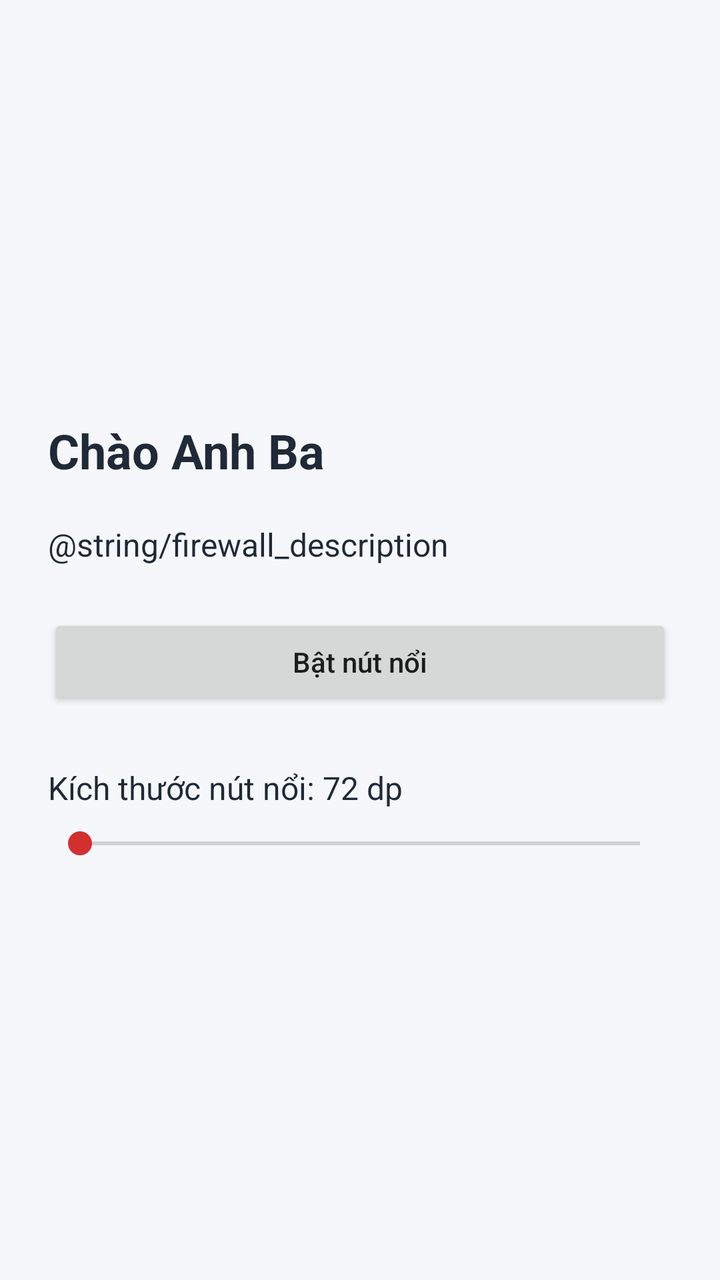
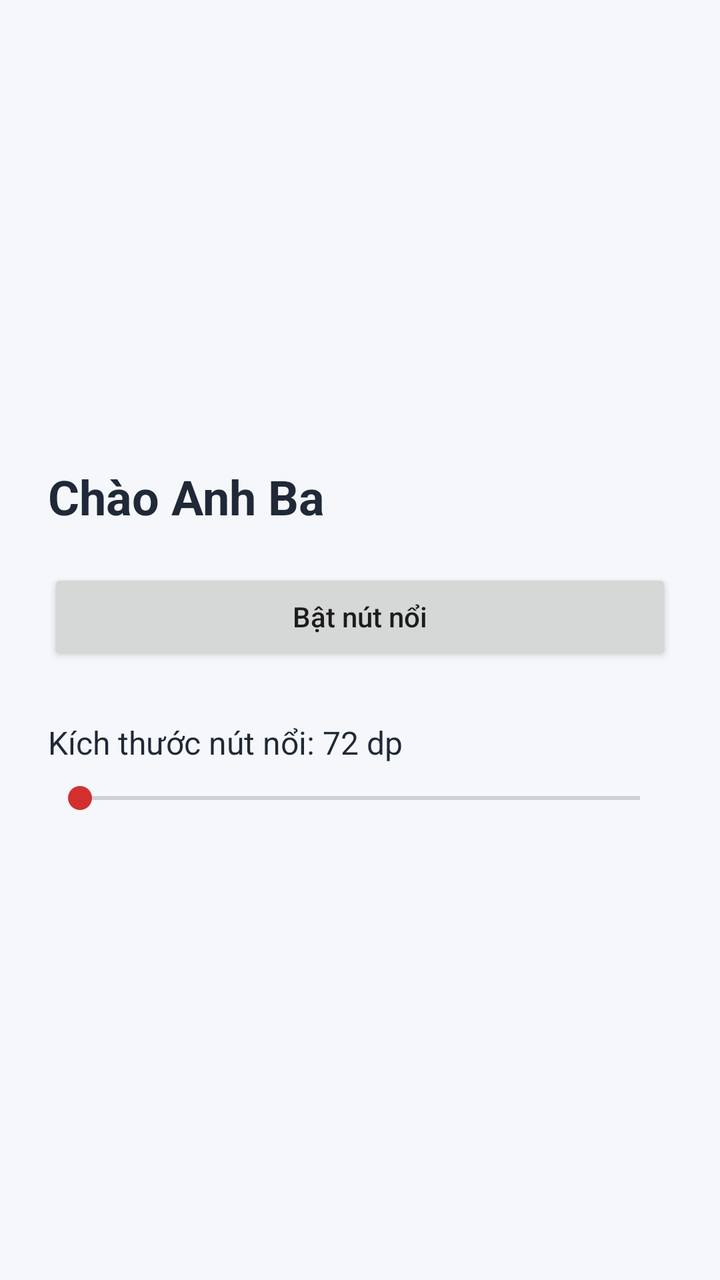

The first picture is an Android layout as it rendered before a commit; the second is the same layout after the commit. The layout source and the unified diff follow.
<!-- AndroidManifest.xml: application theme Theme.NutNoi -->
<!-- res/layout/activity_main.xml -->
<?xml version="1.0" encoding="utf-8"?>
<ScrollView xmlns:android="http://schemas.android.com/apk/res/android"
    android:layout_width="match_parent"
    android:layout_height="match_parent"
    android:fillViewport="true"
    android:background="#F5F7FA">

    <LinearLayout
        android:layout_width="match_parent"
        android:layout_height="wrap_content"
        android:orientation="vertical"
        android:padding="24dp"
        android:gravity="center_vertical">

        <TextView
            android:layout_width="match_parent"
            android:layout_height="wrap_content"
            android:text="@string/greeting"
            android:textColor="#1F2937"
            android:textSize="24sp"
            android:textStyle="bold"
            android:layout_marginBottom="20dp" />

        <TextView
            android:layout_width="match_parent"
            android:layout_height="wrap_content"
            android:text="@string/firewall_description"
            android:textColor="#1F2937"
            android:textSize="16sp"
            android:layout_marginBottom="24dp" />

        <Button
            android:id="@+id/btnToggleOverlay"
            android:layout_width="match_parent"
            android:layout_height="wrap_content"
            android:text="@string/enable_button"
            android:textAllCaps="false"
            android:layout_marginBottom="28dp" />

        <TextView
            android:id="@+id/overlaySizeLabel"
            android:layout_width="match_parent"
            android:layout_height="wrap_content"
            android:labelFor="@id/overlaySizeSeekBar"
            android:text="@string/overlay_size_value_default"
            android:textColor="#1F2937"
            android:textSize="16sp"
            android:paddingBottom="8dp" />

        <SeekBar
            android:id="@+id/overlaySizeSeekBar"
            android:layout_width="match_parent"
            android:layout_height="wrap_content"
            android:contentDescription="@string/overlay_size_label" />
    </LinearLayout>
</ScrollView>
<!-- resources referenced by this layout -->
<resources>
  <string name="enable_button">Bật nút nổi</string>
  <string name="greeting">Chào Anh Ba</string>
  <string name="overlay_size_label">Kích thước nút nổi</string>
  <string name="overlay_size_value_default">Kích thước nút nổi: 72 dp</string>
  <style name="Theme.NutNoi" parent="Theme.AppCompat.DayNight.NoActionBar">
          <item name="colorPrimary">#1976D2</item>
          <item name="colorPrimaryDark">#1565C0</item>
          <item name="colorAccent">#D32F2F</item>
          <item name="android:statusBarColor">@android:color/transparent</item>
          <item name="android:navigationBarColor">@android:color/transparent</item>
      </style>
</resources>

<!-- the commit's change to res/layout/activity_main.xml (unified diff, before → after) -->
@@ -20,14 +20,6 @@
             android:textSize="24sp"
             android:textStyle="bold"
             android:layout_marginBottom="20dp" />
-
-        <TextView
-            android:layout_width="match_parent"
-            android:layout_height="wrap_content"
-            android:text="@string/firewall_description"
-            android:textColor="#1F2937"
-            android:textSize="16sp"
-            android:layout_marginBottom="24dp" />
 
         <Button
             android:id="@+id/btnToggleOverlay"
